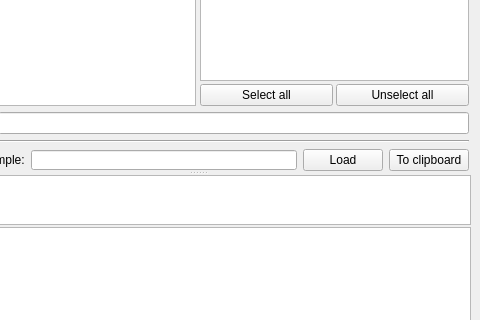
This is ants3bundle/src/ants3/gui/script/ascriptexampleexplorer.ui in andrmor/ANTS3bundle as Qt 5 draws it before an edit; both pictures show x 85 to 565 and y 206 to 526 of the 565 by 675 pixel window. The edited form follows.
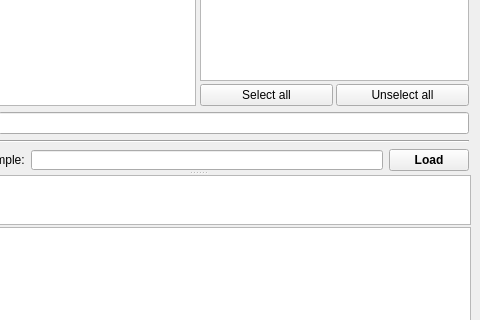
This is the edited form.

```diff
--- a/ants3bundle/src/ants3/gui/script/ascriptexampleexplorer.ui
+++ b/ants3bundle/src/ants3/gui/script/ascriptexampleexplorer.ui
@@ -20,7 +20,7 @@
       <property name="orientation">
        <enum>Qt::Vertical</enum>
       </property>
-      <widget class="QWidget" name="">
+      <widget class="QWidget" name="layoutWidget">
        <layout class="QVBoxLayout" name="verticalLayout_2" stretch="2,0,0,0">
         <property name="leftMargin">
          <number>2</number>
@@ -170,23 +170,21 @@
               <height>23</height>
              </size>
             </property>
+            <property name="font">
+             <font>
+              <bold>true</bold>
+             </font>
+            </property>
             <property name="text">
              <string>Load</string>
             </property>
            </widget>
           </item>
-          <item>
-           <widget class="QPushButton" name="pbToClipboard">
-            <property name="text">
-             <string>To clipboard</string>
-            </property>
-           </widget>
-          </item>
          </layout>
         </item>
        </layout>
       </widget>
-      <widget class="QWidget" name="">
+      <widget class="QWidget" name="layoutWidget">
        <layout class="QVBoxLayout" name="verticalLayout_3">
         <property name="spacing">
          <number>2</number>
```
Left out of the diff: 9 changed lines with no effect on the pictures.
